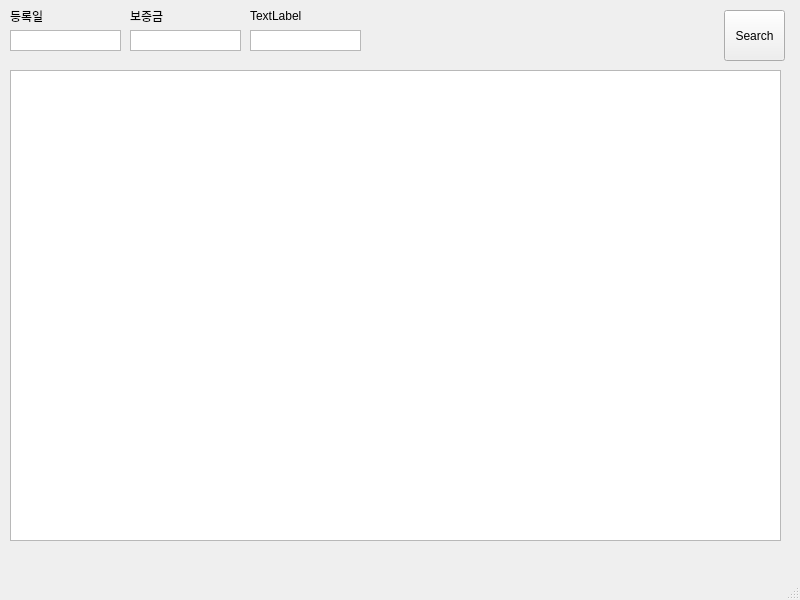
Before: the Qt Designer form mainwindow_lh.ui in j0n9m1n1/get_lh_rent_house_list, drawn with Qt 5.
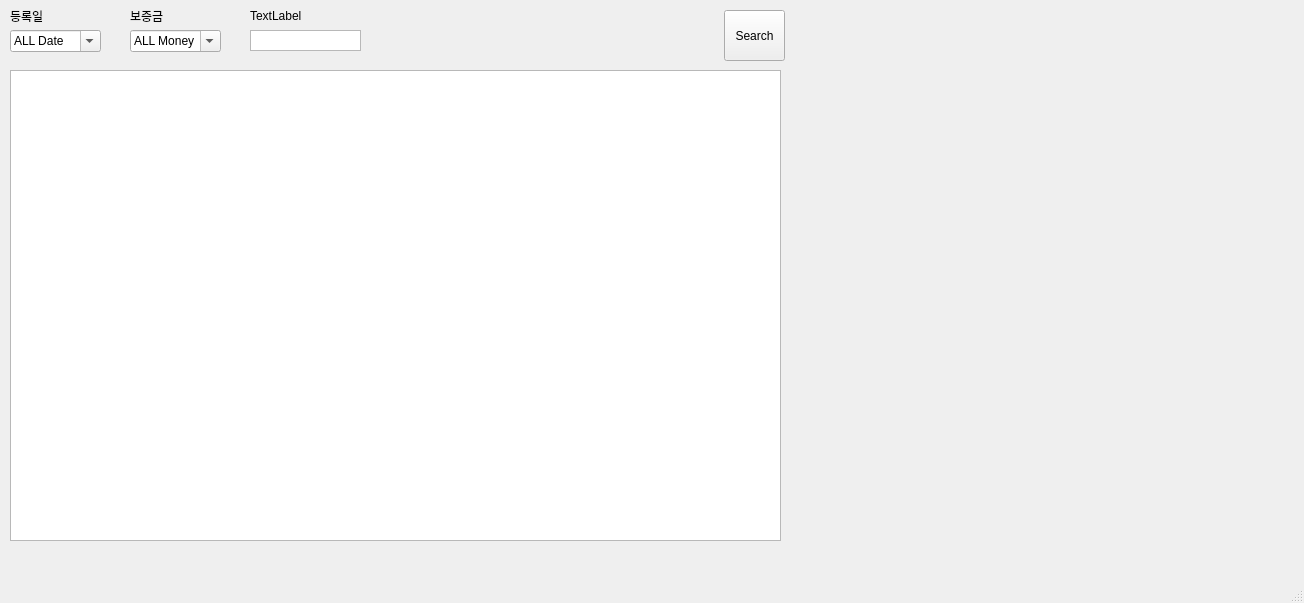
After: the same form once the commit is applied.

```diff
--- a/mainwindow_lh.ui
+++ b/mainwindow_lh.ui
@@ -6,8 +6,8 @@
    <rect>
     <x>0</x>
     <y>0</y>
-    <width>800</width>
-    <height>600</height>
+    <width>1304</width>
+    <height>603</height>
    </rect>
   </property>
   <property name="windowTitle">
@@ -23,18 +23,14 @@
       <height>471</height>
      </rect>
     </property>
-   </widget>
-   <widget class="QTextEdit" name="textEdit_grt_money">
-    <property name="geometry">
-     <rect>
-      <x>130</x>
-      <y>30</y>
-      <width>111</width>
-      <height>21</height>
-     </rect>
+    <property name="sizeAdjustPolicy">
+     <enum>QAbstractScrollArea::AdjustToContents</enum>
     </property>
-    <property name="verticalScrollBarPolicy">
-     <enum>Qt::ScrollBarAlwaysOff</enum>
+    <property name="selectionBehavior">
+     <enum>QAbstractItemView::SelectRows</enum>
+    </property>
+    <property name="sortingEnabled">
+     <bool>true</bool>
     </property>
    </widget>
    <widget class="QLabel" name="label_grt_money">
@@ -50,19 +46,6 @@
      <string>보증금</string>
     </property>
    </widget>
-   <widget class="QTextEdit" name="textEdit_reg_date">
-    <property name="geometry">
-     <rect>
-      <x>10</x>
-      <y>30</y>
-      <width>111</width>
-      <height>21</height>
-     </rect>
-    </property>
-    <property name="verticalScrollBarPolicy">
-     <enum>Qt::ScrollBarAlwaysOff</enum>
-    </property>
-   </widget>
    <widget class="QLabel" name="label_reg_date">
     <property name="geometry">
      <rect>
@@ -115,6 +98,98 @@
      <string>Search</string>
     </property>
    </widget>
+   <widget class="QComboBox" name="cb_grtMoney">
+    <property name="geometry">
+     <rect>
+      <x>10</x>
+      <y>30</y>
+      <width>91</width>
+      <height>22</height>
+     </rect>
+    </property>
+    <property name="editable">
+     <bool>true</bool>
+    </property>
+    <property name="currentText">
+     <string>ALL Date</string>
+    </property>
+    <item>
+     <property name="text">
+      <string>ALL Date</string>
+     </property>
+    </item>
+    <item>
+     <property name="text">
+      <string>Today</string>
+     </property>
+    </item>
+    <item>
+     <property name="text">
+      <string>Within last 3 day</string>
+     </property>
+    </item>
+    <item>
+     <property name="text">
+      <string>Within last 7 day</string>
+     </property>
+    </item>
+    <item>
+     <property name="text">
+      <string>Within last 15 day</string>
+     </property>
+    </item>
+    <item>
+     <property name="text">
+      <string>Within last 30 day</string>
+     </property>
+    </item>
+   </widget>
+   <widget class="QComboBox" name="comboBox_2">
+    <property name="geometry">
+     <rect>
+      <x>130</x>
+      <y>30</y>
+      <width>91</width>
+      <height>22</height>
+     </rect>
+    </property>
+    <property name="editable">
+     <bool>true</bool>
+    </property>
+    <property name="currentText">
+     <string>ALL Money</string>
+    </property>
+    <item>
+     <property name="text">
+      <string>ALL Money</string>
+     </property>
+    </item>
+    <item>
+     <property name="text">
+      <string>3000</string>
+     </property>
+    </item>
+    <item>
+     <property name="text">
+      <string>6000</string>
+     </property>
+    </item>
+    <item>
+     <property name="text">
+      <string>9000</string>
+     </property>
+    </item>
+    <item>
+     <property name="text">
+      <string>12000</string>
+     </property>
+    </item>
+    <item>
+     <property name="text">
+      <string>20000</string>
+     </property>
+    </item>
+   </widget>
   </widget>
   <widget class="QMenuBar" name="menubar">
    <property name="geometry">
```
Left out of the diff: 2 changed lines with no effect on the pictures.
